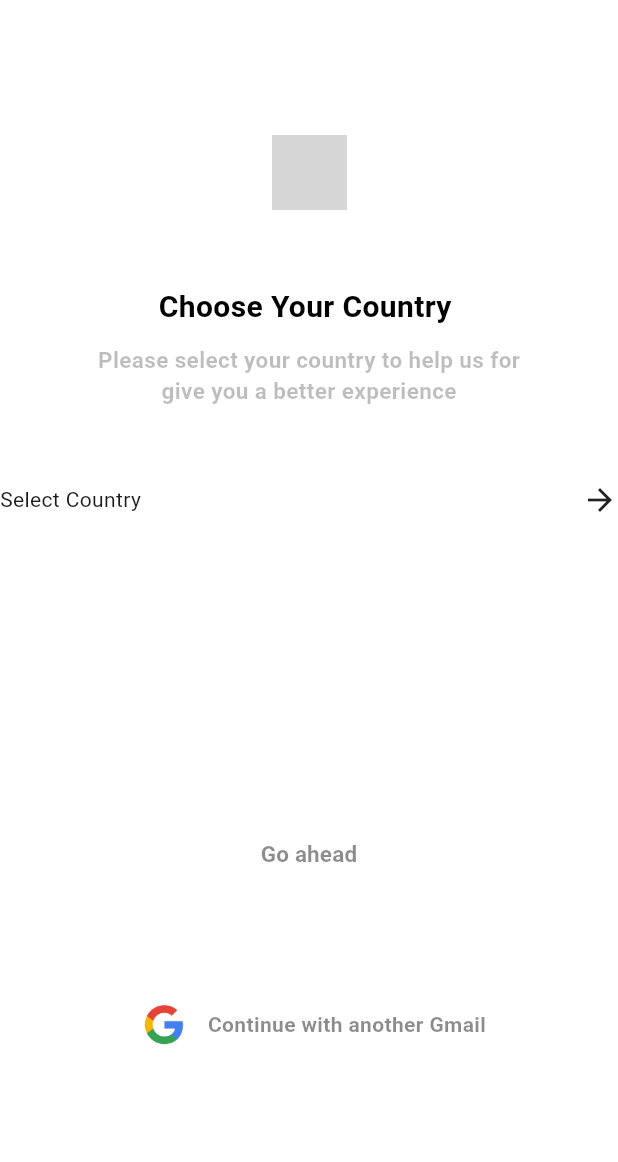
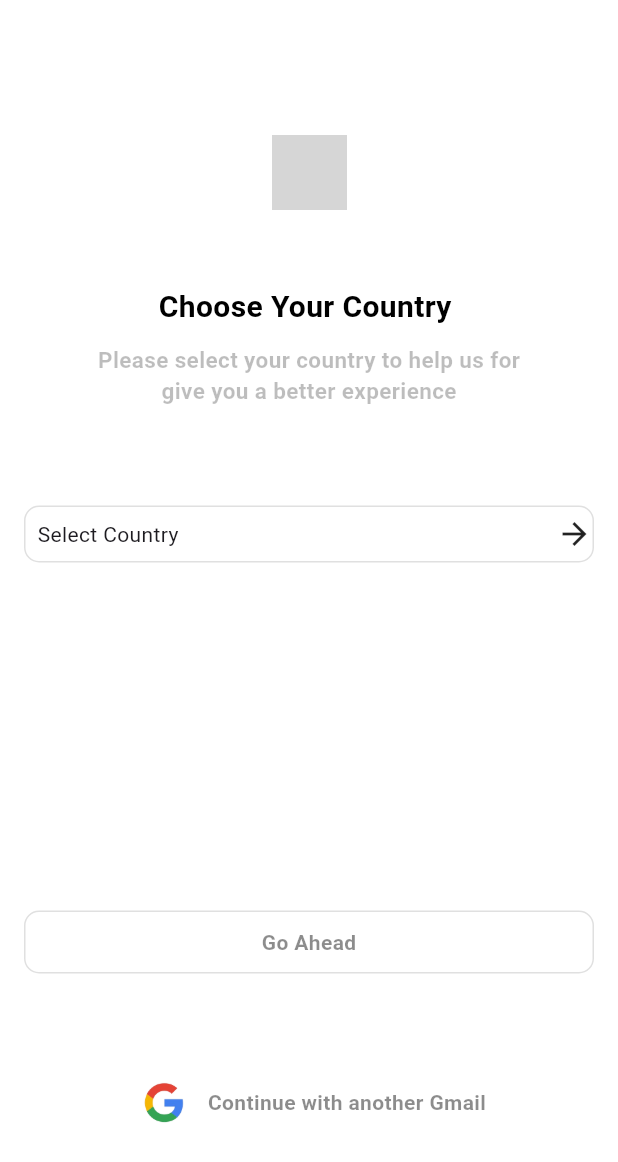
Before and after one commit to DamisolaT/Intrapair_Mobile, a Flutter app: the screen it shows after launch, on a phone screen of 412 x 824 dp. Shown: the top 1162 px of the screen. Run offline on Flutter 3.47's test engine with Material 3 defaults, Android fonts, the phone set to English and light mode, and no system bars; our stand-ins replace equatable, flutter_bloc, flutter_screenutil, freezed_annotation; network calls fail; grey boxes are pictures that could not be loaded.

Commit message:
renaming the files, implementing button, screenutil and applying bloc to state of the ui

```diff
--- a/lib/main.dart
+++ b/lib/main.dart
@@ -1,5 +1,6 @@
 import 'package:flutter/material.dart';
 import 'package:flutter_bloc/flutter_bloc.dart';
+import 'package:flutter_screenutil/flutter_screenutil.dart';
 import 'package:intrapair_task/bloc/country_bloc.dart'; // Import your Bloc file
 
 import 'package:intrapair_task/repository/country_repository.dart'; // Import the repository
@@ -11,10 +12,12 @@ void main() {
 
 class MyApp extends StatelessWidget {
 
+
   const MyApp({Key? key}) : super(key: key);
 
   @override
   Widget build(BuildContext context) {
+    ScreenUtil.init(context);
     final countryRepository = CountryRepository(); // Create the repository instance
     return BlocProvider(
       create: (context) => CountryBloc(countryRepository),
--- a/lib/ui/pages/homepage.dart
+++ b/lib/ui/pages/homepage.dart
@@ -2,10 +2,11 @@ import 'package:flutter/material.dart';
 import 'package:flutter_bloc/flutter_bloc.dart';
 import 'package:intrapair_task/bloc/country_bloc.dart';
 import 'package:intrapair_task/ui/pages/selectpage.dart';
-import 'package:intrapair_task/ui/widgets/CustomElevatedButton.dart';
-import 'package:intrapair_task/ui/widgets/CustomTextFieldForm.dart';
-import 'package:intrapair_task/ui/widgets/Header.dart';
-import 'package:intrapair_task/ui/widgets/CustomTextfieldformWithIcon.dart';
+
+import 'package:intrapair_task/ui/widgets/country_textfield.dart';
+import 'package:intrapair_task/ui/widgets/header.dart';
+import 'package:intrapair_task/ui/widgets/country_textfieldicon.dart';
+import 'package:intrapair_task/ui/widgets/goahead_button.dart';
 import 'package:intrapair_task/ui/widgets/social_icon.dart';
 
 
@@ -33,26 +34,43 @@ class Homepage extends StatelessWidget {
                onTap: (){
                  Navigator.push(context, MaterialPageRoute(builder: (context)=> SelectPage()));
                },
+               child:Padding(
+                 padding: const EdgeInsets.all(16.0),
                  child: Container(
-                   child: selectedCountries == null? Row(
+
+                   decoration: BoxDecoration(
+                     color: Colors.white,  // Changed background color to white
+                     border: Border.all(color: Colors.black12),  // Added black border
+                     borderRadius: BorderRadius.circular(10.0),
+                   ),
+                   child: selectedCountries == null
+                       ? Row(
                      mainAxisAlignment: MainAxisAlignment.spaceBetween,
                      children: [
-                     Text("Select Country"),
-                     Icon(Icons.arrow_forward)
+                       Padding(
+                         padding: const EdgeInsets.all(8.0),
+                         child: Text("Select Country"),
+                       ),
+                       Icon(Icons.arrow_forward),
                      ],
-                 ):
-                 ListTile(
+                   )
+                       : ListTile(
                      title: Text(selectedCountries.name),
                      trailing: Icon(Icons.arrow_forward),
-                   leading: Image.network(selectedCountries.flag, height: 20,width: 40,),
-                 )
+                     leading: Image.network(
+                       selectedCountries.flag,
+                       height: 20,
+                       width: 40,
                      ),
                    ),
-            SizedBox(height: 200),
-            Expanded(child: CustomElevatedButton()),
-            SizedBox(height: 40,),
+                 ),
+               ),
+
+             ),
+            SizedBox(height: 200,),
+            GoaheadButton(),
             Padding(
-              padding: const EdgeInsets.only(top: 30.0),
+              padding: const EdgeInsets.only(top: 50.0),
               child: SocialIcon(),
             )
 
--- a/lib/ui/pages/selectpage.dart
+++ b/lib/ui/pages/selectpage.dart
@@ -1,8 +1,8 @@
 import 'package:flutter/material.dart';
 import 'package:flutter_bloc/flutter_bloc.dart';
 import 'package:intrapair_task/bloc/country_bloc.dart';
-import 'package:intrapair_task/ui/widgets/CustomTextFieldForm.dart';
-import 'package:intrapair_task/ui/widgets/CustomTextfieldformWithIcon.dart';
+import 'package:intrapair_task/ui/widgets/country_textfield.dart';
+import 'package:intrapair_task/ui/widgets/country_textfieldicon.dart';
 
 class SelectPage extends StatefulWidget {
   const SelectPage({Key? key}) : super(key: key);
@@ -50,7 +50,7 @@ class _SelectPageState extends State<SelectPage> {
         padding: const EdgeInsets.all(8.0),
         child: Column(
           children: [
-            CustomTextFieldForm(
+            CountryTextField(
               hintText: 'Select Country',
               controller: TextEditingController(),
             ),
--- a/lib/ui/widgets/CustomElevatedButton.dart
+++ /dev/null
@@ -1,38 +0,0 @@
-import 'package:flutter/material.dart';
-import 'package:flutter_bloc/flutter_bloc.dart';
-import 'package:intrapair_task/bloc/country_bloc.dart';
-
-class CustomElevatedButton extends StatelessWidget {
-  const CustomElevatedButton({Key? key}) : super(key: key);
-
-  @override
-  Widget build(BuildContext context) {
-    var countryState = context.watch<CountryBloc>().state;
-
-    return Padding(
-      padding: const EdgeInsets.symmetric(horizontal: 16.0),
-      child: ElevatedButton(
-        onPressed: () {
-          // Add your onPressed logic here
-        },
-        style: ElevatedButton.styleFrom(
-          shape: RoundedRectangleBorder(
-            borderRadius: BorderRadius.circular(8),
-
-          ),
-          backgroundColor:countryState.selectedCountries == null? Colors.white:Colors.green,
-          elevation: 0, // Remove the button's elevation
-        ),
-        child: const Text(
-          "Go ahead",
-          textAlign: TextAlign.center,
-          style: TextStyle(
-            color: Colors.black45,
-            fontSize: 15,
-            fontWeight: FontWeight.bold,
-          ),
-        ),
-      ),
-    );
-  }
-}
--- /dev/null
+++ b/lib/ui/widgets/goahead_button.dart
@@ -0,0 +1,41 @@
+import 'package:flutter/material.dart';
+import 'package:intrapair_task/bloc/country_bloc.dart';
+import 'package:provider/provider.dart'; // Add this line
+
+class GoaheadButton extends StatefulWidget {
+  @override
+  State<GoaheadButton> createState() => _GoaheadButtonState();
+}
+
+class _GoaheadButtonState extends State<GoaheadButton> {
+  @override
+  Widget build(BuildContext context) {
+    var countryState = context.watch<CountryBloc>().state;
+    return GestureDetector(
+      onTap: () {
+        // Define button action here
+      },
+      child: Padding(
+        padding: const EdgeInsets.all(16.0),
+        child: Container(
+          padding: EdgeInsets.symmetric(vertical: 10.0, horizontal: 15.0),
+          decoration: BoxDecoration(
+            color: countryState.selectedCountries == null? Colors.white : Colors.green,
+            border: Border.all(color: Colors.black12),
+            borderRadius: BorderRadius.circular(10.0),
+          ),
+          child: Center(
+            child: Text(
+              'Go Ahead',
+              style: TextStyle(
+                color: Colors.black45,
+                fontWeight: FontWeight.w700,
+                fontSize: 14.0,
+              ),
+            ),
+          ),
+        ),
+      ),
+    );
+  }
+}
--- a/pubspec.yaml
+++ b/pubspec.yaml
@@ -40,6 +40,7 @@ dependencies:
   http: ^1.2.1
   freezed_annotation: ^2.4.1
   json_annotation: ^4.9.0
+  flutter_screenutil: ^5.9.0
 
 dev_dependencies:
   flutter_test:
```
Also changed, not shown: lib/ui/widgets/country_textfield.dart (renamed from lib/ui/widgets/CustomTextfieldformWithIcon.dart, +13 -19 lines), lib/ui/widgets/country_textfieldicon.dart (renamed from lib/ui/widgets/CustomTextFieldForm.dart, +13 -8 lines), lib/ui/widgets/header.dart (renamed from lib/ui/widgets/Header.dart), pubspec.lock. Lines whose indentation alone changed are shown as unchanged.
